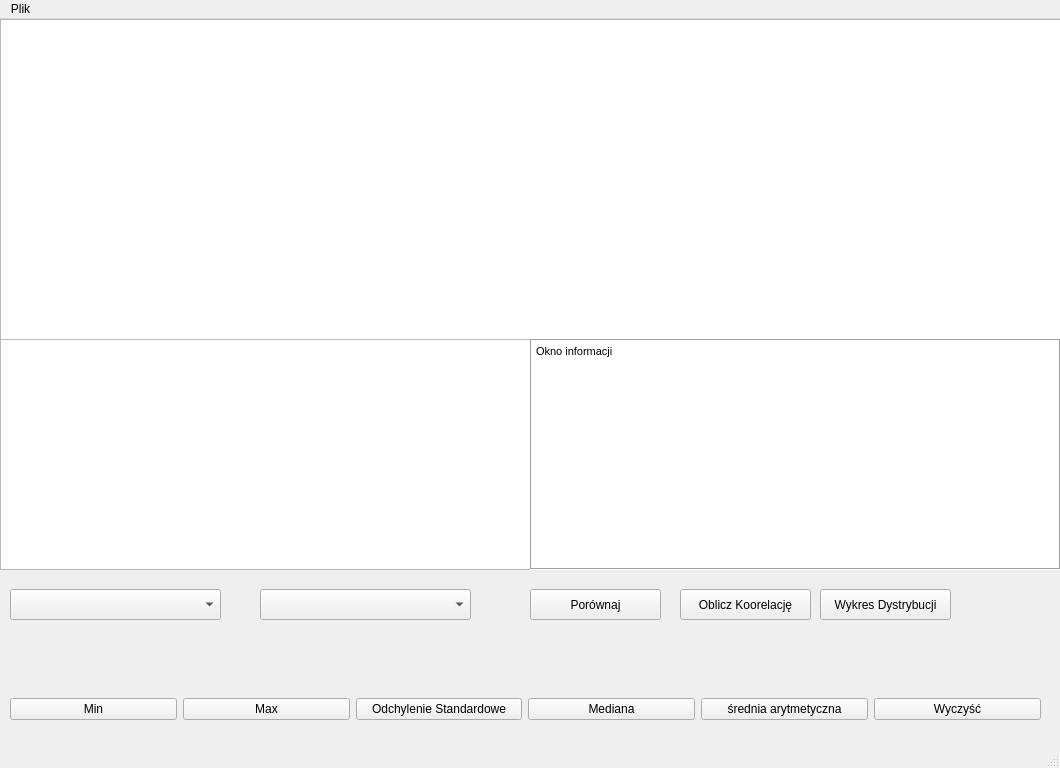
Above: main.ui from Krzys3n/Pynalise before the change. Below: the same form after it.
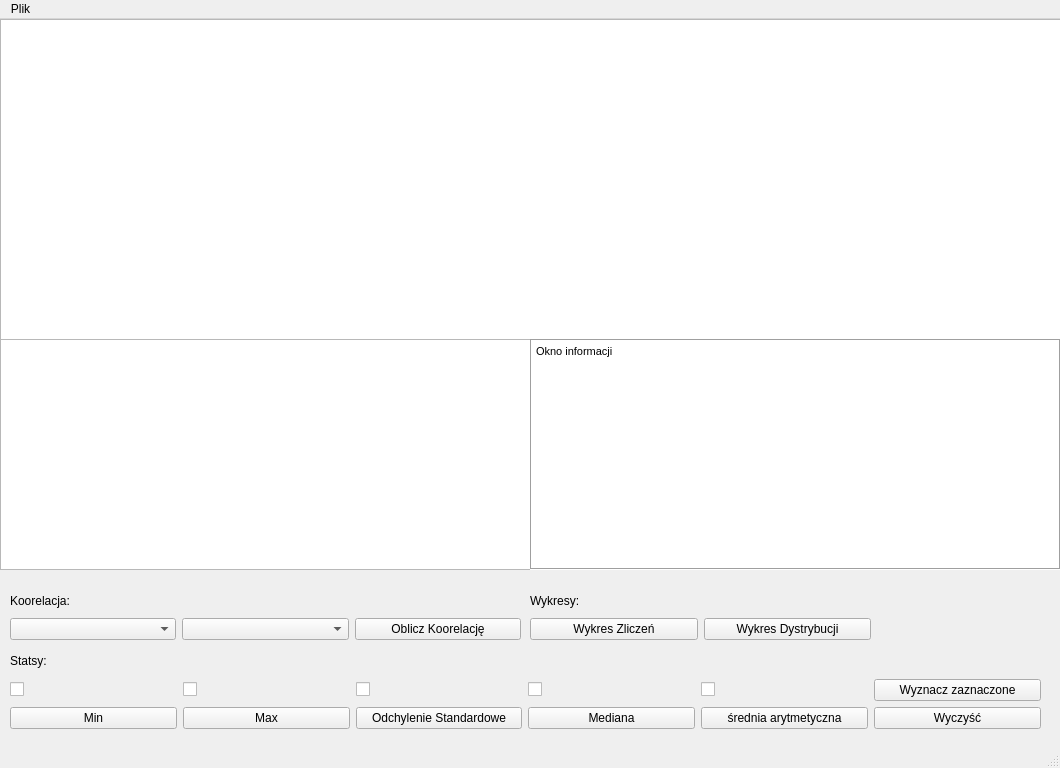
That is the form after the change.

```diff
--- a/main.ui
+++ b/main.ui
@@ -37,60 +37,6 @@
      </rect>
     </property>
    </widget>
-   <widget class="QWidget" name="horizontalLayoutWidget">
-    <property name="geometry">
-     <rect>
-      <x>10</x>
-      <y>660</y>
-      <width>1031</width>
-      <height>61</height>
-     </rect>
-    </property>
-    <layout class="QHBoxLayout" name="horizontalLayout">
-     <item>
-      <widget class="QPushButton" name="pushButtonMinimum">
-       <property name="text">
-        <string>Min</string>
-       </property>
-      </widget>
-     </item>
-     <item>
-      <widget class="QPushButton" name="pushButtonMaximum">
-       <property name="text">
-        <string>Max</string>
-       </property>
-      </widget>
-     </item>
-     <item>
-      <widget class="QPushButton" name="pushButtonStd">
-       <property name="text">
-        <string>Odchylenie Standardowe</string>
-       </property>
-      </widget>
-     </item>
-     <item>
-      <widget class="QPushButton" name="pushButtonMedian">
-       <property name="text">
-        <string>Mediana</string>
-       </property>
-      </widget>
-     </item>
-     <item>
-      <widget class="QPushButton" name="pushButtonMean">
-       <property name="text">
-        <string>średnia arytmetyczna</string>
-       </property>
-      </widget>
-     </item>
-     <item>
-      <widget class="QPushButton" name="pushButtonClear">
-       <property name="text">
-        <string>Wyczyść</string>
-       </property>
-      </widget>
-     </item>
-    </layout>
-   </widget>
    <widget class="QTextBrowser" name="textBrowserInfo">
     <property name="geometry">
      <rect>
@@ -111,64 +57,218 @@
 &lt;p style=&quot; margin-top:0px; margin-bottom:0px; margin-left:0px; margin-right:0px; -qt-block-indent:0; text-indent:0px;&quot;&gt;Okno informacji&lt;/p&gt;&lt;/body&gt;&lt;/html&gt;</string>
     </property>
    </widget>
-   <widget class="QComboBox" name="comboBoxAtrybut1">
+   <widget class="QWidget" name="gridLayoutWidget">
     <property name="geometry">
      <rect>
       <x>10</x>
-      <y>570</y>
-      <width>211</width>
-      <height>31</height>
+      <y>630</y>
+      <width>1031</width>
+      <height>80</height>
      </rect>
     </property>
+    <layout class="QGridLayout" name="gridLayout">
+     <item row="1" column="5">
+      <widget class="QPushButton" name="pushButtonCalcChecked">
+       <property name="text">
+        <string>Wyznacz zaznaczone</string>
+       </property>
+      </widget>
+     </item>
+     <item row="1" column="2">
+      <widget class="QCheckBox" name="checkBoxStd">
+       <property name="enabled">
+        <bool>true</bool>
+       </property>
+       <property name="layoutDirection">
+        <enum>Qt::LeftToRight</enum>
+       </property>
+       <property name="autoFillBackground">
+        <bool>false</bool>
+       </property>
+       <property name="text">
+        <string/>
+       </property>
+      </widget>
+     </item>
+     <item row="1" column="4">
+      <widget class="QCheckBox" name="checkBoxMean">
+       <property name="enabled">
+        <bool>true</bool>
+       </property>
+       <property name="layoutDirection">
+        <enum>Qt::LeftToRight</enum>
+       </property>
+       <property name="autoFillBackground">
+        <bool>false</bool>
+       </property>
+       <property name="text">
+        <string/>
+       </property>
+      </widget>
+     </item>
+     <item row="1" column="3">
+      <widget class="QCheckBox" name="checkBoxMdn">
+       <property name="enabled">
+        <bool>true</bool>
+       </property>
+       <property name="layoutDirection">
+        <enum>Qt::LeftToRight</enum>
+       </property>
+       <property name="autoFillBackground">
+        <bool>false</bool>
+       </property>
+       <property name="text">
+        <string/>
+       </property>
+      </widget>
+     </item>
+     <item row="2" column="2">
+      <widget class="QPushButton" name="pushButtonStd">
+       <property name="text">
+        <string>Odchylenie Standardowe</string>
+       </property>
+      </widget>
+     </item>
+     <item row="2" column="1">
+      <widget class="QPushButton" name="pushButtonMaximum">
+       <property name="text">
+        <string>Max</string>
+       </property>
+      </widget>
+     </item>
+     <item row="2" column="4">
+      <widget class="QPushButton" name="pushButtonMean">
+       <property name="text">
+        <string>średnia arytmetyczna</string>
+       </property>
+      </widget>
+     </item>
+     <item row="2" column="3">
+      <widget class="QPushButton" name="pushButtonMedian">
+       <property name="text">
+        <string>Mediana</string>
+       </property>
+      </widget>
+     </item>
+     <item row="2" column="5">
+      <widget class="QPushButton" name="pushButtonClear">
+       <property name="text">
+        <string>Wyczyść</string>
+       </property>
+      </widget>
+     </item>
+     <item row="1" column="0">
+      <widget class="QCheckBox" name="checkBoxMin">
+       <property name="enabled">
+        <bool>true</bool>
+       </property>
+       <property name="layoutDirection">
+        <enum>Qt::LeftToRight</enum>
+       </property>
+       <property name="autoFillBackground">
+        <bool>false</bool>
+       </property>
+       <property name="text">
+        <string/>
+       </property>
+      </widget>
+     </item>
+     <item row="2" column="0">
+      <widget class="QPushButton" name="pushButtonMinimum">
+       <property name="text">
+        <string>Min</string>
+       </property>
+      </widget>
+     </item>
+     <item row="1" column="1">
+      <widget class="QCheckBox" name="checkBoxMax">
+       <property name="enabled">
+        <bool>true</bool>
+       </property>
+       <property name="layoutDirection">
+        <enum>Qt::LeftToRight</enum>
+       </property>
+       <property name="autoFillBackground">
+        <bool>false</bool>
+       </property>
+       <property name="text">
+        <string/>
+       </property>
+      </widget>
+     </item>
+     <item row="0" column="0">
+      <widget class="QLabel" name="label_2">
+       <property name="text">
+        <string>Statsy:</string>
+       </property>
+      </widget>
+     </item>
+    </layout>
    </widget>
-   <widget class="QComboBox" name="comboBoxAtrybut2">
+   <widget class="QWidget" name="gridLayoutWidget_2">
     <property name="geometry">
      <rect>
-      <x>260</x>
+      <x>10</x>
       <y>570</y>
-      <width>211</width>
-      <height>31</height>
+      <width>511</width>
+      <height>51</height>
      </rect>
     </property>
+    <layout class="QGridLayout" name="gridLayout_2">
+     <item row="1" column="1">
+      <widget class="QComboBox" name="comboBoxAtrybut2"/>
+     </item>
+     <item row="1" column="2">
+      <widget class="QPushButton" name="pushButtonKoorelacja">
+       <property name="text">
+        <string>Oblicz Koorelację</string>
+       </property>
+      </widget>
+     </item>
+     <item row="1" column="0">
+      <widget class="QComboBox" name="comboBoxAtrybut1"/>
+     </item>
+     <item row="0" column="0">
+      <widget class="QLabel" name="label">
+       <property name="text">
+        <string>Koorelacja:</string>
+       </property>
+      </widget>
+     </item>
+    </layout>
    </widget>
-   <widget class="QPushButton" name="pushButtonPorownaj">
+   <widget class="QWidget" name="gridLayoutWidget_3">
     <property name="geometry">
      <rect>
       <x>530</x>
       <y>570</y>
-      <width>131</width>
-      <height>31</height>
+      <width>341</width>
+      <height>51</height>
      </rect>
     </property>
-    <property name="text">
-     <string>Porównaj</string>
-    </property>
-   </widget>
-   <widget class="QPushButton" name="pushButtonKoorelacja">
-    <property name="geometry">
-     <rect>
-      <x>680</x>
-      <y>570</y>
-      <width>131</width>
-      <height>31</height>
-     </rect>
-    </property>
-    <property name="text">
-     <string>Oblicz Koorelację</string>
-    </property>
-   </widget>
-   <widget class="QPushButton" name="pushButtonDystrybucja">
-    <property name="geometry">
-     <rect>
-      <x>820</x>
-      <y>570</y>
-      <width>131</width>
-      <height>31</height>
-     </rect>
-    </property>
-    <property name="text">
-     <string>Wykres Dystrybucji</string>
-    </property>
+    <layout class="QGridLayout" name="gridLayout_3">
+     <item row="2" column="0">
+      <widget class="QPushButton" name="pushButtonPorownaj">
+       <property name="text">
+        <string>Wykres Zliczeń</string>
+       </property>
+      </widget>
+     </item>
+     <item row="2" column="1">
+      <widget class="QPushButton" name="pushButtonDystrybucja">
+       <property name="text">
+        <string>Wykres Dystrybucji</string>
+       </property>
+      </widget>
+     </item>
+     <item row="1" column="0">
+      <widget class="QLabel" name="label_3">
+       <property name="text">
+        <string>Wykresy:</string>
+       </property>
+      </widget>
+     </item>
+    </layout>
    </widget>
   </widget>
   <widget class="QMenuBar" name="menubar">
```
Left out of the diff: 8 changed lines with no effect on the pictures.
